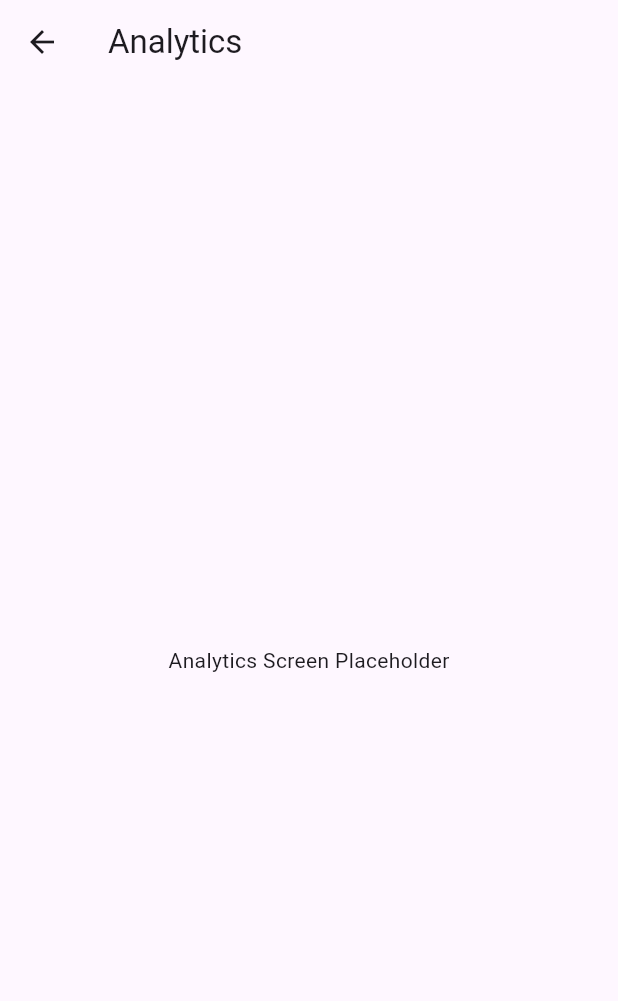
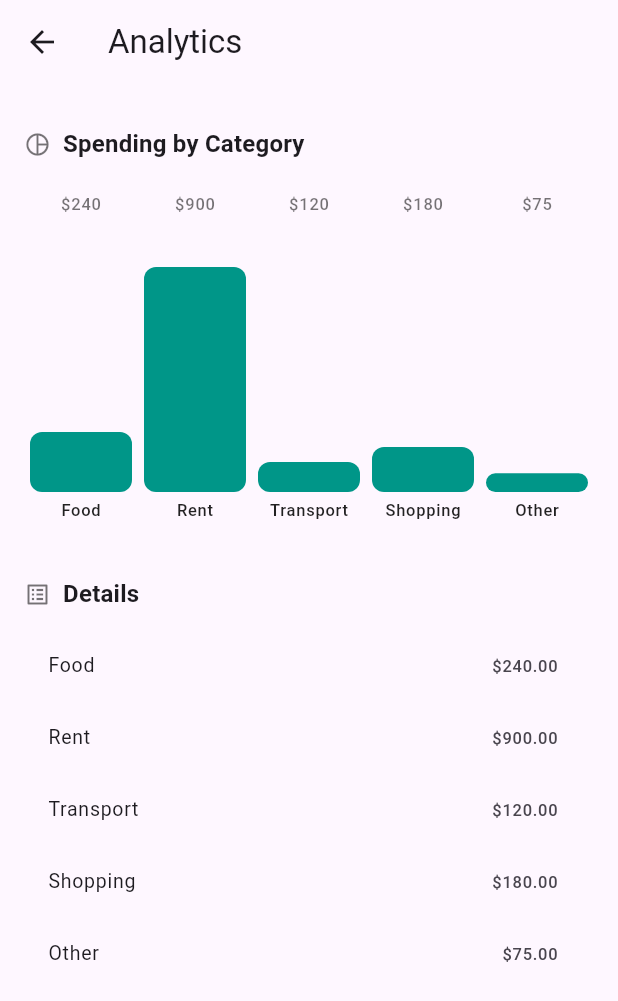
Before and after one commit to mofetaiwo/numi, a Flutter app: the AnalyticsScreen screen opened directly, on a phone screen of 412 x 824 dp. Shown: the top 1001 px of the screen. Run offline on Flutter 3.47's test engine with Material 3 defaults, Android fonts, the phone set to English and light mode, and no system bars; our stand-ins replace cloud_firestore, image_picker, permission_handler; missing offline and left inert: flutter_tesseract_ocr; accounts and stored records are empty.

Commit message:
Update analytics_screen.dart

```diff
--- a/lib/screens/analytics_screen.dart
+++ b/lib/screens/analytics_screen.dart
@@ -1,4 +1,5 @@
 import 'package:flutter/material.dart';
+import '../widgets/section_header.dart';
 
 class AnalyticsScreen extends StatelessWidget {
   static const routeName = '/analytics';
@@ -7,13 +8,135 @@ class AnalyticsScreen extends StatelessWidget {
 
   @override
   Widget build(BuildContext context) {
+    // fake spending data – can be replaced with real ViewModel later
+    final data = <String, double>{
+      'Food': 240,
+      'Rent': 900,
+      'Transport': 120,
+      'Shopping': 180,
+      'Other': 75,
+    };
+
+    final maxValue =
+        data.values.isEmpty ? 0.0 : data.values.reduce((a, b) => a > b ? a : b);
+
     return Scaffold(
-      appBar: AppBar(
-        title: const Text('Analytics'),
-      ),
-      body: const Center(
-        child: Text('Analytics Screen Placeholder'),
+      appBar: AppBar(title: const Text('Analytics')),
+      body: Padding(
+        padding: const EdgeInsets.all(16),
+        child: data.isEmpty
+            ? const Center(
+                child: Text(
+                  'No spending data yet.\nAdd expenses to see analytics.',
+                  textAlign: TextAlign.center,
+                ),
+              )
+            : Column(
+                crossAxisAlignment: CrossAxisAlignment.start,
+                children: [
+                  const SectionHeader(
+                    title: 'Spending by Category',
+                    icon: Icons.pie_chart_outline,
+                  ),
+                  const SizedBox(height: 8),
+                  SizedBox(
+                    height: 220,
+                    child: Row(
+                      crossAxisAlignment: CrossAxisAlignment.end,
+                      children: data.entries.map((entry) {
+                        final label = entry.key;
+                        final value = entry.value;
+                        final fraction =
+                            maxValue == 0 ? 0.0 : value / maxValue;
+
+                        return Expanded(
+                          child: Padding(
+                            padding: const EdgeInsets.symmetric(horizontal: 4),
+                            child: _AnimatedBar(
+                              label: label,
+                              fraction: fraction,
+                              value: value,
+                            ),
+                          ),
+                        );
+                      }).toList(),
+                    ),
+                  ),
+                  const SizedBox(height: 24),
+                  const SectionHeader(
+                    title: 'Details',
+                    icon: Icons.list_alt,
+                  ),
+                  Expanded(
+                    child: ListView(
+                      children: data.entries.map((e) {
+                        return ListTile(
+                          dense: true,
+                          title: Text(e.key),
+                          trailing: Text('\$${e.value.toStringAsFixed(2)}'),
+                        );
+                      }).toList(),
+                    ),
+                  ),
+                ],
+              ),
       ),
     );
   }
 }
+
+class _AnimatedBar extends StatelessWidget {
+  final String label;
+  final double fraction;
+  final double value;
+
+  const _AnimatedBar({
+    required this.label,
+    required this.fraction,
+    required this.value,
+  });
+
+  @override
+  Widget build(BuildContext context) {
+    return TweenAnimationBuilder<double>(
+      tween: Tween(begin: 0, end: fraction),
+      duration: const Duration(milliseconds: 500),
+      curve: Curves.easeOut,
+      builder: (context, val, child) {
+        return Column(
+          mainAxisAlignment: MainAxisAlignment.end,
+          children: [
+            Text(
+              '\$${value.toStringAsFixed(0)}',
+              style: Theme.of(context)
+                  .textTheme
+                  .labelSmall
+                  ?.copyWith(color: Colors.black54),
+            ),
+            const SizedBox(height: 4),
+            Expanded(
+              child: Align(
+                alignment: Alignment.bottomCenter,
+                child: Container(
+                  height: 150 * val,
+                  decoration: BoxDecoration(
+                    color: Colors.teal,
+                    borderRadius: BorderRadius.circular(8),
+                  ),
+                ),
+              ),
+            ),
+            const SizedBox(height: 4),
+            Text(
+              label,
+              style: Theme.of(context)
+                  .textTheme
+                  .labelSmall
+                  ?.copyWith(color: Colors.black87),
+            ),
+          ],
+        );
+      },
+    );
+  }
+}
```
